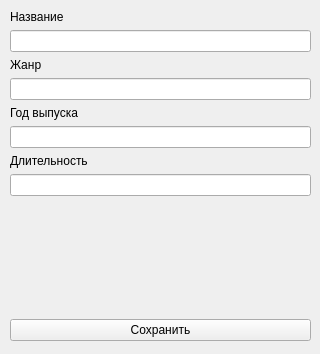
Qt form Programming Basics/lab_3/film_edit.ui (ArPaSokolov/labs_term_04) before a commit.
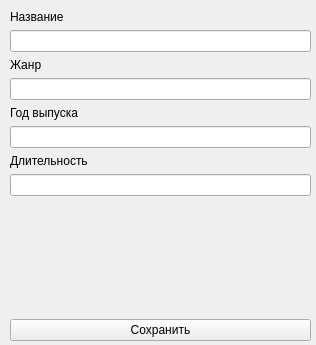
The same form after that commit.

Patch:
```diff
--- a/Programming Basics/lab_3/film_edit.ui
+++ b/Programming Basics/lab_3/film_edit.ui
@@ -6,8 +6,8 @@
    <rect>
     <x>0</x>
     <y>0</y>
-    <width>320</width>
-    <height>354</height>
+    <width>316</width>
+    <height>345</height>
    </rect>
   </property>
   <property name="windowTitle">
```
